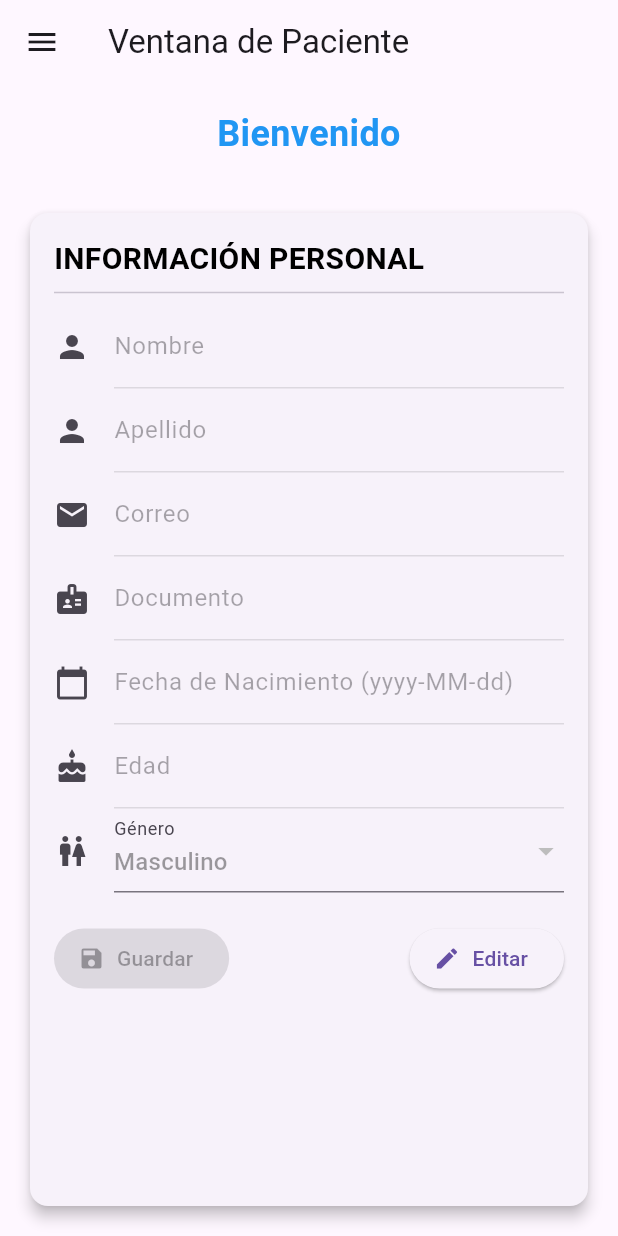
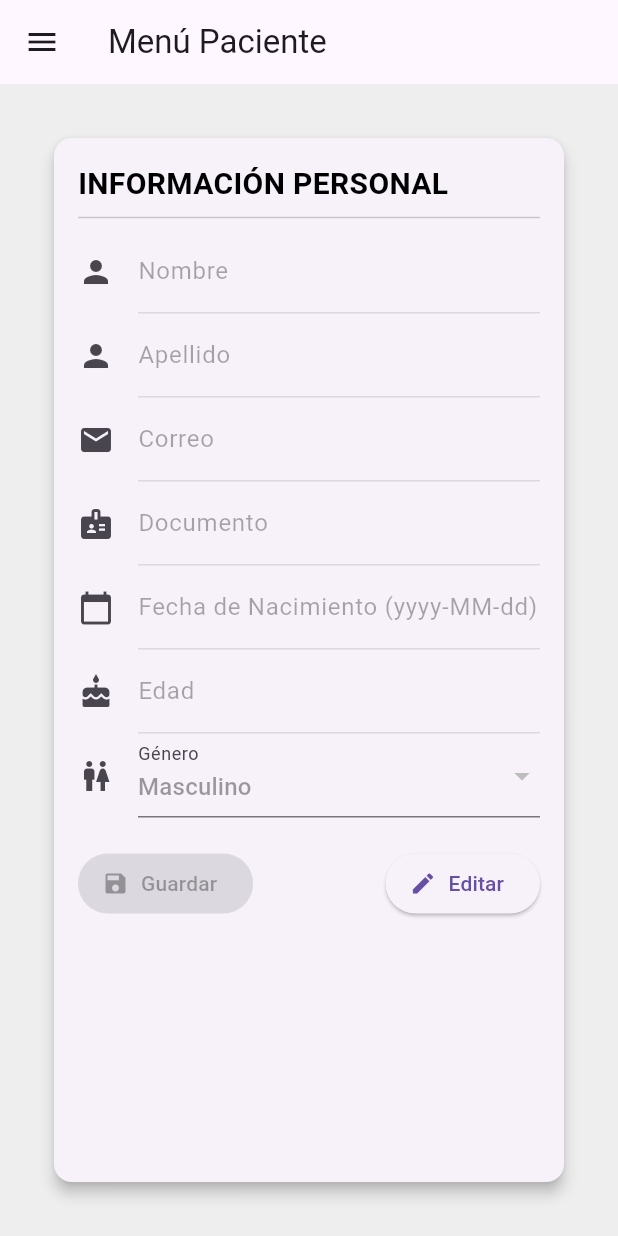
Before and after one commit to Kuater23/psiconnect, a Flutter app: the PatientPage screen opened directly with empty values, on a phone screen of 412 x 824 dp. Run offline on Flutter 3.47's test engine with Material 3 defaults, Android fonts, the phone set to English and light mode, and no system bars; our stand-ins replace cloud_firestore, firebase_auth, firebase_core, flutter_hooks, flutter_riverpod, flutter_signin_button and 4 more; accounts and stored records are empty.

Commit message:
ventana paciente luka

```diff
--- a/lib/main.dart
+++ b/lib/main.dart
@@ -3,7 +3,7 @@ import 'package:firebase_core/firebase_core.dart';
 import 'package:firebase_auth/firebase_auth.dart';
 import 'package:hooks_riverpod/hooks_riverpod.dart';
 import 'package:Psiconnect/src/screens/home_page.dart';
-import 'package:Psiconnect/src/screens/patient_page.dart';
+import 'package:Psiconnect/src/screens/patient/patient_page.dart';
 import 'package:Psiconnect/src/screens/professional/professional_home.dart';
 import 'package:Psiconnect/src/screens/professional/professional_appointments.dart';
 import 'package:Psiconnect/src/screens/professional/professional_files.dart';
@@ -66,7 +66,9 @@ class MyApp extends ConsumerWidget {
         '/patient': (context) => PatientPageWrapper(),
         '/professional': (context) => ProfessionalHome(),
         '/professional_appointments': (context) => ProfessionalAppointments(),
-        '/professional_files': (context) => ProfessionalFiles(patientId: '',),
+        '/professional_files': (context) => ProfessionalFiles(
+              patientId: '',
+            ),
         '/admin': (context) => AdminPage(),
       },
       onGenerateRoute: (settings) {
--- a/lib/src/screens/patient_page.dart
+++ b/lib/src/screens/patient/patient_page.dart
@@ -34,6 +34,9 @@ class _PatientPageState extends ConsumerState<PatientPage> {
   // Variable para almacenar el estado de edición
   bool _isEditing = false;
 
+  // Variable para almacenar los campos incompletos
+  List<String> _incompleteFields = [];
+
   @override
   void initState() {
     super.initState();
@@ -58,9 +61,25 @@ class _PatientPageState extends ConsumerState<PatientPage> {
           _ageController.text = data['age']?.toString() ?? '';
           _selectedGender = data['gender'] ?? 'Masculino';
           _genderController.text = _selectedGender;
+
+          // Verificar campos incompletos
+          _checkIncompleteFields();
         });
       }
     }
+  }
+
+  // Función para verificar campos incompletos
+  void _checkIncompleteFields() {
+    _incompleteFields.clear();
+    if (_firstNameController.text.isEmpty) _incompleteFields.add('Nombre');
+    if (_lastNameController.text.isEmpty) _incompleteFields.add('Apellido');
+    if (_emailController.text.isEmpty) _incompleteFields.add('Correo');
+    if (_documentController.text.isEmpty) _incompleteFields.add('Documento');
+    if (_birthDateController.text.isEmpty)
+      _incompleteFields.add('Fecha de Nacimiento');
+    if (_ageController.text.isEmpty) _incompleteFields.add('Edad');
+    if (_genderController.text.isEmpty) _incompleteFields.add('Género');
   }
 
   // Función modularizada para guardar datos en Firestore
@@ -93,6 +112,7 @@ class _PatientPageState extends ConsumerState<PatientPage> {
       });
       setState(() {
         _isEditing = false;
+        _checkIncompleteFields(); // Verificar campos incompletos después de guardar
       });
     }
   }
@@ -123,14 +143,6 @@ class _PatientPageState extends ConsumerState<PatientPage> {
     }
   }
 
-  String _getDrawerWelcomeMessage() {
-    if (_firstNameController.text.isNotEmpty) {
-      return 'Bienvenido ${_firstNameController.text}';
-    } else {
-      return 'Bienvenido ${widget.email}';
-    }
-  }
-
   Future<void> _selectDate(BuildContext context) async {
     final DateTime? picked = await showDatePicker(
       context: context,
@@ -148,24 +160,30 @@ class _PatientPageState extends ConsumerState<PatientPage> {
 
   @override
   Widget build(BuildContext context) {
+    // Definir el color con los valores proporcionados
+    final Color primaryColor = Color.fromARGB(255, 1, 40, 45);
+
     return Scaffold(
       appBar: AppBar(
-        title: Text('Ventana de Paciente'),
+        title: Text(
+            'Menú Paciente'), // Cambiado de "Ventana de Paciente" a "Menú Paciente"
       ),
-      drawer: _buildDrawer(),
-      body: Column(
+      drawer: _buildDrawer(primaryColor),
+      body: SafeArea(
+        child: Container(
+          color: Colors.grey[200], // Color de fondo para diferenciar la sección
+          child: Padding(
+            padding: const EdgeInsets.all(16.0),
+            child: Column(
               children: [
+                if (_incompleteFields.isNotEmpty)
                   Padding(
-            padding: const EdgeInsets.all(16.0),
-            child: Center(
+                    padding: const EdgeInsets.only(bottom: 16.0),
                     child: Text(
-                _getDrawerWelcomeMessage(),
+                      'Complete la siguiente información: ${_incompleteFields.join(', ')}',
                       style: TextStyle(
-                  fontSize: 24,
+                        color: Colors.red,
                         fontWeight: FontWeight.bold,
-                  color: Colors.blue,
-                ),
-                textAlign: TextAlign.center,
                       ),
                     ),
                   ),
@@ -179,20 +197,23 @@ class _PatientPageState extends ConsumerState<PatientPage> {
                 ),
               ],
             ),
+          ),
+        ),
+      ),
     );
   }
 
-  Drawer _buildDrawer() {
+  Drawer _buildDrawer(Color primaryColor) {
     return Drawer(
       child: ListView(
         padding: EdgeInsets.zero,
         children: [
           DrawerHeader(
             decoration: BoxDecoration(
-              color: Colors.blue,
+              color: primaryColor,
             ),
             child: Text(
-              _getDrawerWelcomeMessage(),
+              'Menú Paciente', // Cambiado a "Menú Paciente"
               style: TextStyle(
                 color: Colors.white,
                 fontSize: 24,
@@ -201,10 +222,10 @@ class _PatientPageState extends ConsumerState<PatientPage> {
           ),
           _buildDrawerItem('INFORMACIÓN PERSONAL', 0),
           ListTile(
-            leading: Icon(Icons.arrow_back, color: Colors.blue),
+            leading: Icon(Icons.arrow_back, color: primaryColor),
             title: Text(
               'Volver a Inicio',
-              style: TextStyle(color: Colors.blue),
+              style: TextStyle(color: primaryColor),
             ),
             onTap: () {
               Navigator.pop(context);
@@ -217,20 +238,23 @@ class _PatientPageState extends ConsumerState<PatientPage> {
           SizedBox(height: 20),
           Padding(
             padding: const EdgeInsets.all(16.0),
-            child: ElevatedButton(
+            child: ElevatedButton.icon(
               onPressed: () {
                 ref.read(sessionProvider.notifier).logOut();
                 Navigator.pushReplacementNamed(context, '/login');
               },
               style: ElevatedButton.styleFrom(
-                backgroundColor: Colors.red,
+                backgroundColor: primaryColor,
                 shape: RoundedRectangleBorder(
                   borderRadius: BorderRadius.circular(30.0),
                 ),
                 padding: EdgeInsets.symmetric(vertical: 15.0),
               ),
-              child: Text(
-                'SALIR',
+              icon: Icon(Icons.logout,
+                  color: Colors
+                      .white), // Icono de deslogueo con el color especificado
+              label: Text(
+                'Cerrar Sesión',
                 style: TextStyle(
                   fontSize: 18,
                   color: Colors.white,
```
Also changed, not shown: pubspec.lock. Lines whose indentation alone changed are shown as unchanged.
